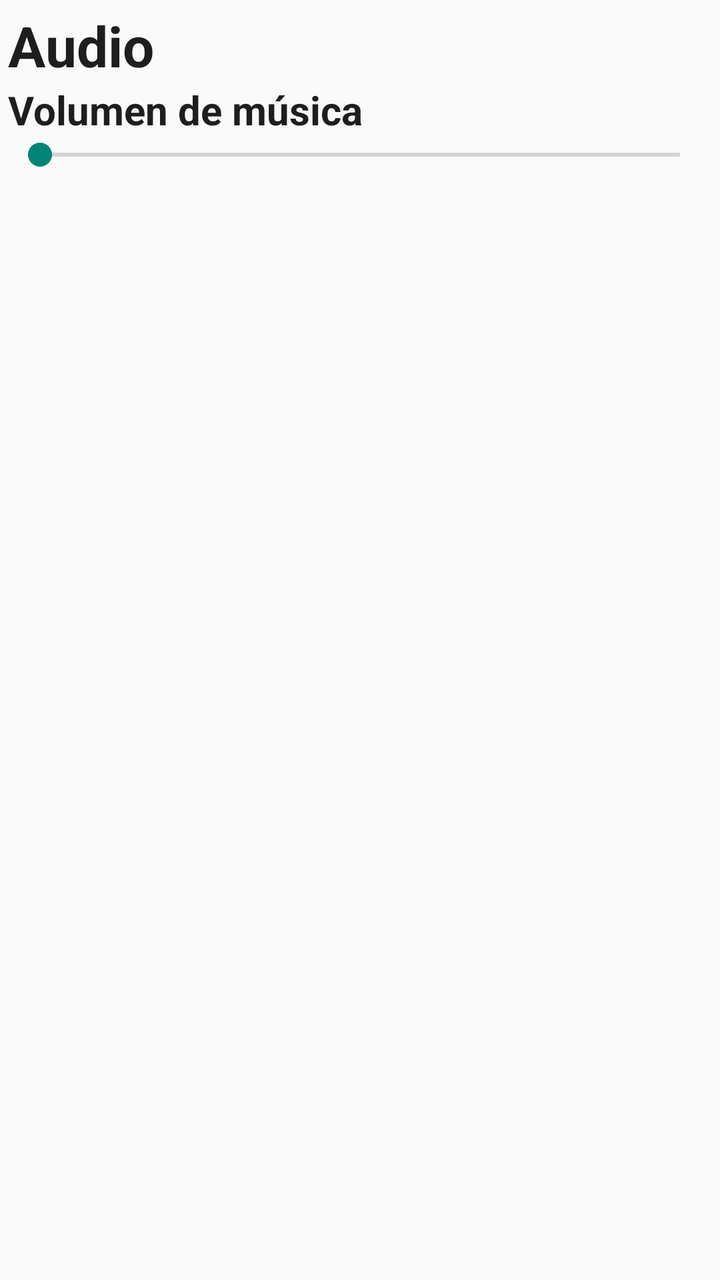
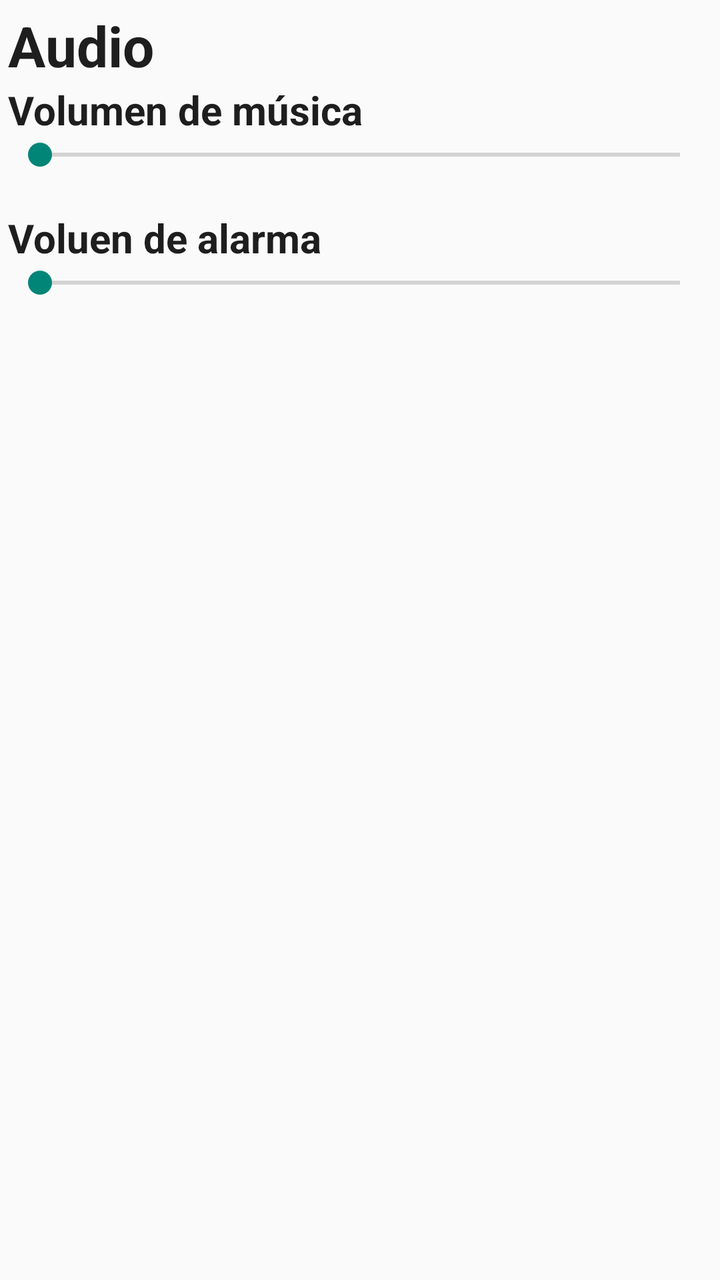

An Android layout rendered at two revisions. The XML below is the earlier revision; the diff shows what the commit changed to produce the second picture.
<!-- AndroidManifest.xml: application theme Theme.SenseApp -->
<!-- res/layout/activity_audio.xml -->
<?xml version="1.0" encoding="utf-8"?>
<LinearLayout xmlns:android="http://schemas.android.com/apk/res/android"
    xmlns:tools="http://schemas.android.com/tools"
    android:id="@+id/main"
    android:layout_width="match_parent"
    android:layout_height="match_parent"
    android:orientation="vertical"
    android:padding="4dp"
    tools:context=".AudioActivity">

    <TextView
        android:layout_width="match_parent"
        android:layout_height="wrap_content"
        android:text="Audio"
        android:textColor="#1E1E1E"
        android:textSize="28sp"
        android:textStyle="bold" />

    <TextView
        android:layout_width="match_parent"
        android:layout_height="wrap_content"
        android:text="Volumen de música"
        android:textColor="#1E1E1E"
        android:textSize="20sp"
        android:textStyle="bold" />

    <SeekBar
        android:id="@+id/sbMusic"
        android:layout_width="match_parent"
        android:layout_height="wrap_content" />

    <TextView
        android:id="@+id/tvMusicVol"
        android:layout_width="match_parent"
        android:layout_height="wrap_content" />

</LinearLayout>
<!-- resources referenced by this layout -->
<resources>
  <style name="Theme.SenseApp" parent="Theme.AppCompat.Light.NoActionBar" />
</resources>

<!-- the commit's change to res/layout/activity_audio.xml (unified diff, before → after) -->
@@ -34,4 +34,23 @@
         android:layout_width="match_parent"
         android:layout_height="wrap_content" />
 
+
+    <TextView
+        android:layout_width="match_parent"
+        android:layout_height="wrap_content"
+        android:text="Voluen de alarma"
+        android:textColor="#1E1E1E"
+        android:textSize="20sp"
+        android:textStyle="bold" />
+
+    <SeekBar
+        android:id="@+id/sbAlarm"
+        android:layout_width="match_parent"
+        android:layout_height="wrap_content" />
+
+    <TextView
+        android:id="@+id/tvAlarmVol"
+        android:layout_width="match_parent"
+        android:layout_height="wrap_content" />
+
 </LinearLayout>
